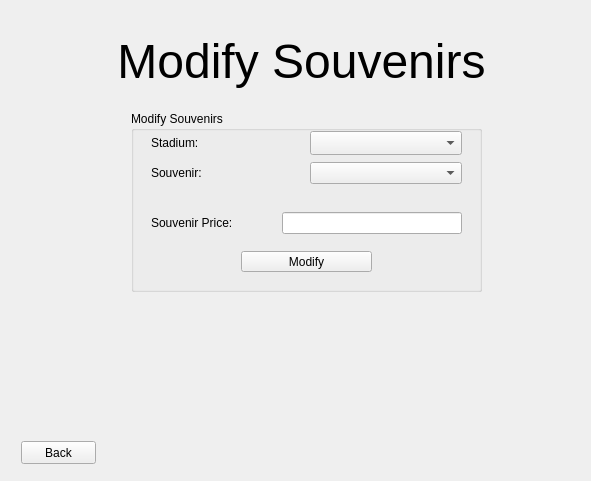
This is adminwindow.ui in Jesus0342/CS1D-Project-2 as Qt 5 draws it before an edit. The edited form follows.
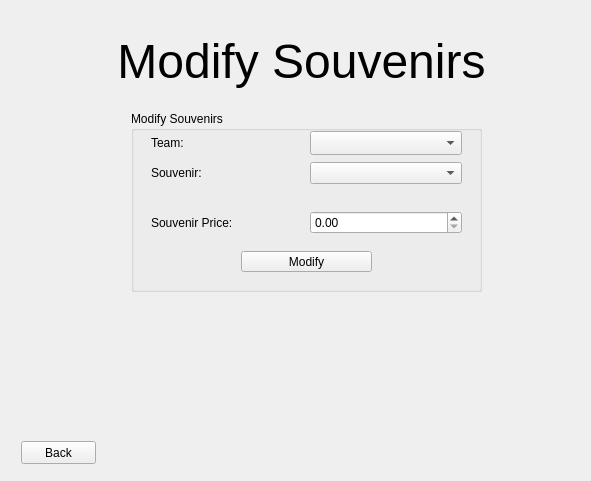
This is the edited form.

Commit message: changed souvenirs to be associated with teams instead of stadiums

The edit to the form file:
```diff
--- a/adminwindow.ui
+++ b/adminwindow.ui
@@ -806,7 +806,7 @@
          <item>
           <widget class="QLabel" name="label_5">
            <property name="text">
-            <string>Stadium:</string>
+            <string>Team:</string>
            </property>
           </widget>
          </item>
@@ -884,7 +884,11 @@
           </widget>
          </item>
          <item>
-          <widget class="QLineEdit" name="lineEdit_souvenirPrice"/>
+          <widget class="QDoubleSpinBox" name="doubleSpinBox_newPrice">
+           <property name="maximum">
+            <double>999.990000000000009</double>
+           </property>
+          </widget>
          </item>
         </layout>
        </widget>
```
Left out of the diff: 10 changed lines with no effect on the pictures. The commit also changes 24 other files.
